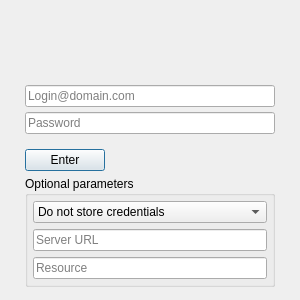
First picture: the form in ui/login_page_widget.ui, repository KrusnikViers/SimpleJabber, before the edit.
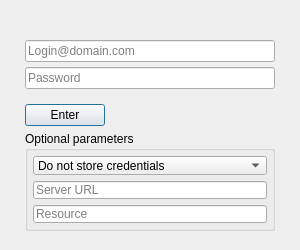
Second picture: the form after the edit.

What changed in the file:
```diff
--- a/ui/login_page_widget.ui
+++ b/ui/login_page_widget.ui
@@ -7,13 +7,13 @@
     <x>0</x>
     <y>0</y>
     <width>300</width>
-    <height>300</height>
+    <height>250</height>
    </rect>
   </property>
   <property name="minimumSize">
    <size>
     <width>300</width>
-    <height>300</height>
+    <height>250</height>
    </size>
   </property>
   <property name="windowTitle">
@@ -131,15 +131,12 @@
    </item>
    <item row="3" column="1">
     <spacer name="_spacer_5">
-     <property name="orientation">
-      <enum>Qt::Vertical</enum>
-     </property>
      <property name="sizeType">
       <enum>QSizePolicy::Fixed</enum>
      </property>
      <property name="sizeHint" stdset="0">
       <size>
-       <width>20</width>
+       <width>0</width>
        <height>10</height>
       </size>
      </property>
@@ -177,39 +174,42 @@
    </item>
    <item row="6" column="1">
     <spacer name="_spacer_2">
-     <property name="orientation">
-      <enum>Qt::Vertical</enum>
-     </property>
      <property name="sizeHint" stdset="0">
       <size>
-       <width>20</width>
-       <height>40</height>
+       <width>0</width>
+       <height>0</height>
       </size>
      </property>
     </spacer>
    </item>
    <item row="0" column="1">
     <spacer name="_spacer_1">
-     <property name="orientation">
-      <enum>Qt::Vertical</enum>
-     </property>
-     <property name="sizeType">
-      <enum>QSizePolicy::Fixed</enum>
-     </property>
      <property name="sizeHint" stdset="0">
       <size>
-       <width>20</width>
-       <height>80</height>
+       <width>0</width>
+       <height>35</height>
       </size>
      </property>
     </spacer>
    </item>
    <item row="5" column="1">
     <widget class="QGroupBox" name="options_box">
+     <property name="sizePolicy">
+      <sizepolicy hsizetype="Fixed" vsizetype="Fixed">
+       <horstretch>0</horstretch>
+       <verstretch>0</verstretch>
+      </sizepolicy>
+     </property>
+     <property name="minimumSize">
+      <size>
+       <width>250</width>
+       <height>100</height>
+      </size>
+     </property>
      <property name="maximumSize">
       <size>
        <width>250</width>
-       <height>16777215</height>
+       <height>100</height>
       </size>
      </property>
      <property name="title">
```
Left out of the diff: 8 changed lines with no effect on the pictures.
